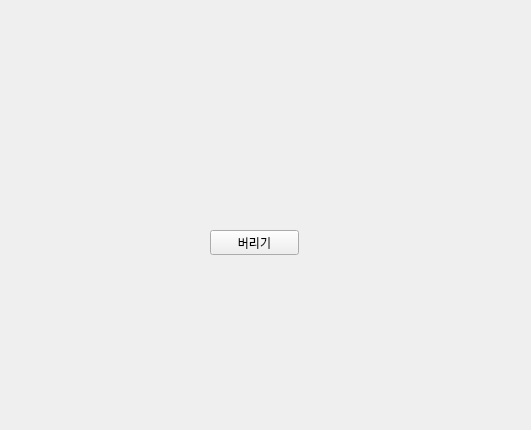
This is recycle_helper/recycle_helper.ui in addinedu-ros-6th/deeplearning-repo-5 as Qt 5 draws it before an edit; both pictures show x 90 to 621 and y 390 to 820 of the 720 by 820 pixel window. The edited form follows.
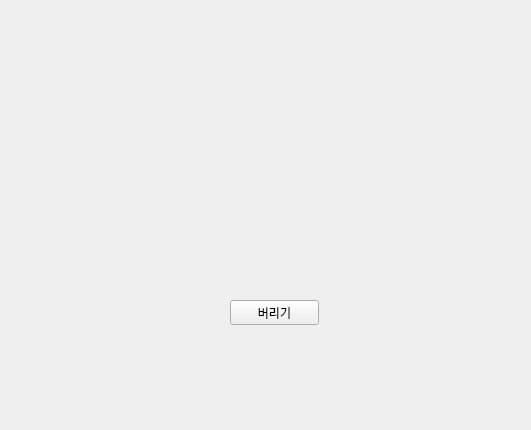
This is the edited form.

What changed in the file:
```diff
--- a/recycle_helper/recycle_helper.ui
+++ b/recycle_helper/recycle_helper.ui
@@ -103,7 +103,7 @@
   <widget class="QLabel" name="comment_Label">
    <property name="geometry">
     <rect>
-     <x>200</x>
+     <x>210</x>
      <y>450</y>
      <width>320</width>
      <height>120</height>
@@ -127,8 +127,8 @@
   <widget class="QPushButton" name="dump_Button">
    <property name="geometry">
     <rect>
-     <x>300</x>
-     <y>620</y>
+     <x>320</x>
+     <y>690</y>
      <width>89</width>
      <height>25</height>
     </rect>
@@ -137,6 +137,25 @@
     <string>버리기</string>
    </property>
   </widget>
+  <widget class="QLabel" name="sign_Label">
+   <property name="geometry">
+    <rect>
+     <x>170</x>
+     <y>620</y>
+     <width>371</width>
+     <height>51</height>
+    </rect>
+   </property>
+   <property name="layoutDirection">
+    <enum>Qt::LeftToRight</enum>
+   </property>
+   <property name="text">
+    <string/>
+   </property>
+   <property name="alignment">
+    <set>Qt::AlignCenter</set>
+   </property>
+  </widget>
  </widget>
  <resources/>
  <connections/>
```
